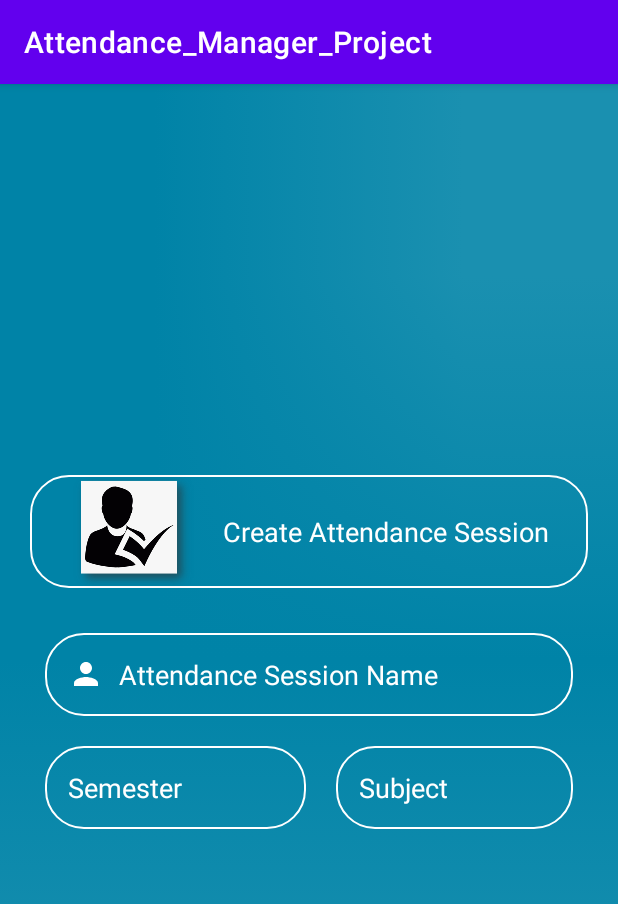
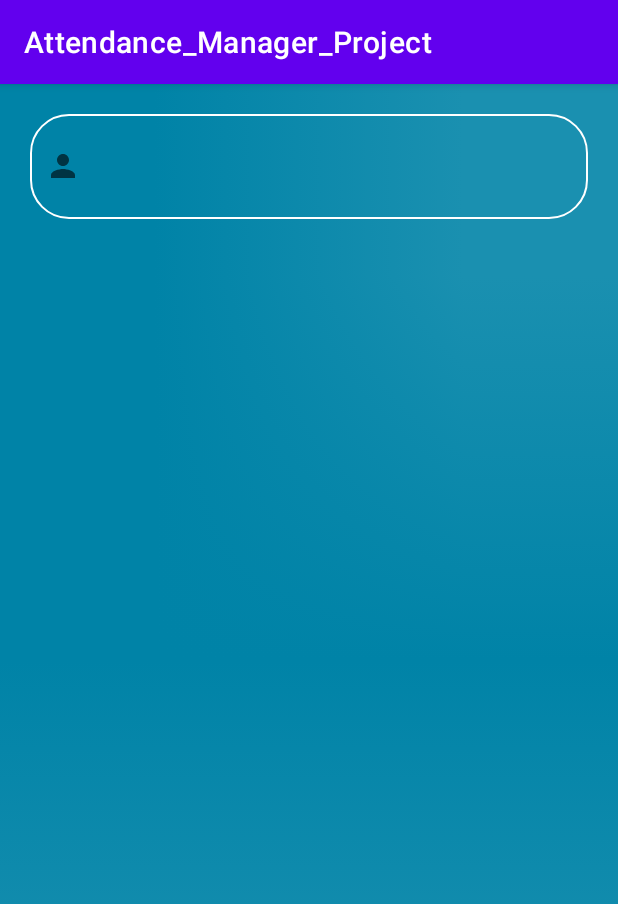
Before and after one commit to Ujas-Goti/Attendance_Manager_Try, an Android app: the Student1 screen opened directly, with no data from a screen before it, on a phone screen of 412 x 824 dp. Shown: the top 904 px of the screen. Run offline under Robolectric (Android 15) with nearby library versions, the phone set to English and light mode, and no system bars; our stand-ins replace Firebase (no records; nobody signed in at launch, a user with empty details on screens opened directly); 1 statement that could not run was skipped.

Commit message:
Student1 configured

```diff
--- a/app/src/main/java/com/example/attendance_manager_try/Login_Activity.java
+++ b/app/src/main/java/com/example/attendance_manager_try/Login_Activity.java
@@ -71,8 +71,17 @@ public class Login_Activity extends AppCompatActivity {
                         //Storing Values in Shared Preferences
 
                         int returnedValue = login_modal.authenticate(username, password, Login_Activity.this);
-                        if(returnedValue == 1) {
-                            startActivity(new Intent(Login_Activity.this,Session_Create.class)); finish(); }
+                        if(returnedValue==1){
+                            if (login_modal.getRole().equals("F")) {
+                                startActivity(new Intent(Login_Activity.this, Session_Create.class));
+                                finish();
+                            }
+                            else if (login_modal.getRole().equals("S")) {
+                                startActivity(new Intent(Login_Activity.this, Student1.class));
+                                finish();
+                            }
+                        }
+
                     }else
                         Toast.makeText(Login_Activity.this, "Username Not Found!", Toast.LENGTH_SHORT).show();
                 }
@@ -94,6 +103,10 @@ public class Login_Activity extends AppCompatActivity {
                 startActivity(new Intent(Login_Activity.this, Session_Create.class));
                 finish();
             }
+            else if (login_modal.getRole().equals("S")) {
+                startActivity(new Intent(Login_Activity.this, Student1.class));
+                finish();
+            }
         }
     }
 
--- a/app/src/main/java/com/example/attendance_manager_try/Login_Modal.java
+++ b/app/src/main/java/com/example/attendance_manager_try/Login_Modal.java
@@ -8,6 +8,15 @@ public class Login_Modal {
     public String username;
     public String password;
     public String role;
+    public String enroll;
+
+    public String getEnroll() {
+        return enroll;
+    }
+
+    public void setEnroll(String enroll) {
+        this.enroll = enroll;
+    }
 
     Login_Modal() {
     }
--- a/app/src/main/java/com/example/attendance_manager_try/Student1.java
+++ b/app/src/main/java/com/example/attendance_manager_try/Student1.java
@@ -1,14 +1,53 @@
 package com.example.attendance_manager_try;
 
+import androidx.annotation.NonNull;
 import androidx.appcompat.app.AppCompatActivity;
 
+import android.content.Intent;
+import android.content.SharedPreferences;
 import android.os.Bundle;
+import android.widget.EditText;
+import android.widget.Toast;
+
+import com.google.firebase.database.DataSnapshot;
+import com.google.firebase.database.DatabaseError;
+import com.google.firebase.database.DatabaseReference;
+import com.google.firebase.database.FirebaseDatabase;
+import com.google.firebase.database.ValueEventListener;
 
 public class Student1 extends AppCompatActivity {
-
+    EditText stenroll;
+    DatabaseReference d1;
+    Login_Modal login_modal;
     @Override
     protected void onCreate(Bundle savedInstanceState) {
         super.onCreate(savedInstanceState);
         setContentView(R.layout.activity_student1);
+
+        d1= FirebaseDatabase.getInstance().getReference().child("login_credentials");
+        d1.child(login_modal.getUsername()).addValueEventListener(new ValueEventListener() {
+            @Override
+            public void onDataChange(@NonNull DataSnapshot snapshot) {
+                stenroll.setText(snapshot.child("enroll").toString());
+            }
+
+            @Override
+            public void onCancelled(@NonNull DatabaseError error) {
+
+            }
+        });
+    }
+
+    protected void onResume() {
+        super.onResume();
+        SharedPreferences sharedPreferences = getSharedPreferences("login", MODE_PRIVATE);
+        if (!sharedPreferences.getString("username", "not").equals("not")) {
+            login_modal.username = sharedPreferences.getString("username", "not");
+            login_modal.password = sharedPreferences.getString("password", "not");
+            login_modal.role = sharedPreferences.getString("role", "not");
+            login_modal.enroll = sharedPreferences.getString("enroll", "not");
+            Toast.makeText(this, "Logged in Automatically", Toast.LENGTH_SHORT).show();
+
+        }
     }
 }
--- /dev/null
+++ b/app/src/main/res/drawable/ic_baseline_person_24.xml
@@ -0,0 +1,10 @@
+<vector xmlns:android="http://schemas.android.com/apk/res/android"
+    android:width="24dp"
+    android:height="24dp"
+    android:viewportWidth="24"
+    android:viewportHeight="24"
+    android:tint="?attr/colorControlNormal">
+  <path
+      android:fillColor="@android:color/white"
+      android:pathData="M12,12c2.21,0 4,-1.79 4,-4s-1.79,-4 -4,-4 -4,1.79 -4,4 1.79,4 4,4zM12,14c-2.67,0 -8,1.34 -8,4v2h16v-2c0,-2.66 -5.33,-4 -8,-4z"/>
+</vector>
--- a/app/src/main/res/layout/activity_student1.xml
+++ b/app/src/main/res/layout/activity_student1.xml
@@ -6,79 +6,17 @@
     android:layout_height="match_parent"
     android:background="@mipmap/back"
     android:orientation="vertical"
-    android:gravity="center"
     android:padding="20dp">
 
-    <LinearLayout
-        android:layout_width="match_parent"
-        android:layout_height="wrap_content"
-        android:orientation="horizontal">
-
         <EditText
-            android:id="@+id/textView"
             android:layout_width="match_parent"
-            android:layout_height="75dp"
-            android:layout_marginBottom="20dp"
-            android:autofillHints=""
+            android:layout_height="70dp"
+            android:id="@+id/st1"
+            android:drawableLeft="@drawable/ic_baseline_person_24"
             android:background="@drawable/shapeemail"
-            android:drawableLeft="@mipmap/logo_foreground"
-            android:drawablePadding="5dp"
-            android:padding="15dp"
-            android:text="@string/create_session"
-            android:textColor="@color/white" />
-    </LinearLayout>
+            android:drawablePadding="7dp"
+            android:layout_gravity="top|left"
+            />
 
 
-    <EditText
-        android:id="@+id/Session_Name"
-        android:layout_width="match_parent"
-        android:layout_height="wrap_content"
-        android:layout_margin="10dp"
-        android:background="@drawable/shapeemail"
-        android:drawableStart="@drawable/ic_person_black_24dp"
-        android:drawablePadding="10dp"
-        android:hint="@string/asession_name"
-        android:importantForAutofill="no"
-        android:inputType="text"
-        android:padding="15dp"
-        android:textColor="@color/white"
-        android:textColorHighlight="@color/white"
-        android:textColorHint="@color/white" />
-
-    <LinearLayout
-        android:layout_width="match_parent"
-        android:layout_height="wrap_content"
-        android:orientation="horizontal">
-
-        <EditText
-            android:id="@+id/Semester"
-            android:layout_width="wrap_content"
-            android:layout_height="wrap_content"
-            android:layout_margin="10dp"
-            android:layout_weight="1"
-            android:background="@drawable/shapeemail"
-            android:hint="Semester"
-            android:importantForAutofill="no"
-            android:inputType="text"
-            android:padding="15dp"
-            android:textColor="@color/white"
-            android:textColorHighlight="@color/white"
-            android:textColorHint="@color/white" />
-        <EditText
-            android:id="@+id/Subject"
-            android:layout_width="wrap_content"
-            android:layout_height="wrap_content"
-            android:layout_margin="10dp"
-            android:layout_weight="1"
-            android:background="@drawable/shapeemail"
-            android:hint="Subject"
-            android:importantForAutofill="no"
-            android:inputType="text"
-            android:padding="15dp"
-            android:textColor="@color/white"
-            android:textColorHighlight="@color/white"
-            android:textColorHint="@color/white" />
-
-    </LinearLayout>
-
 </LinearLayout>
```
